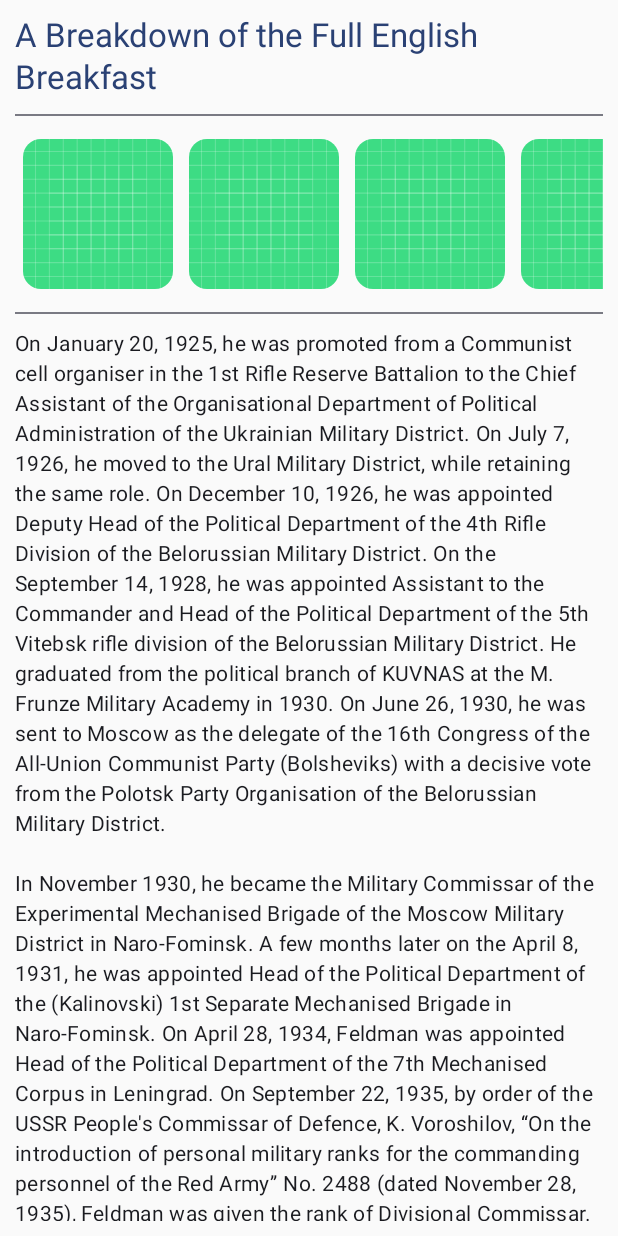
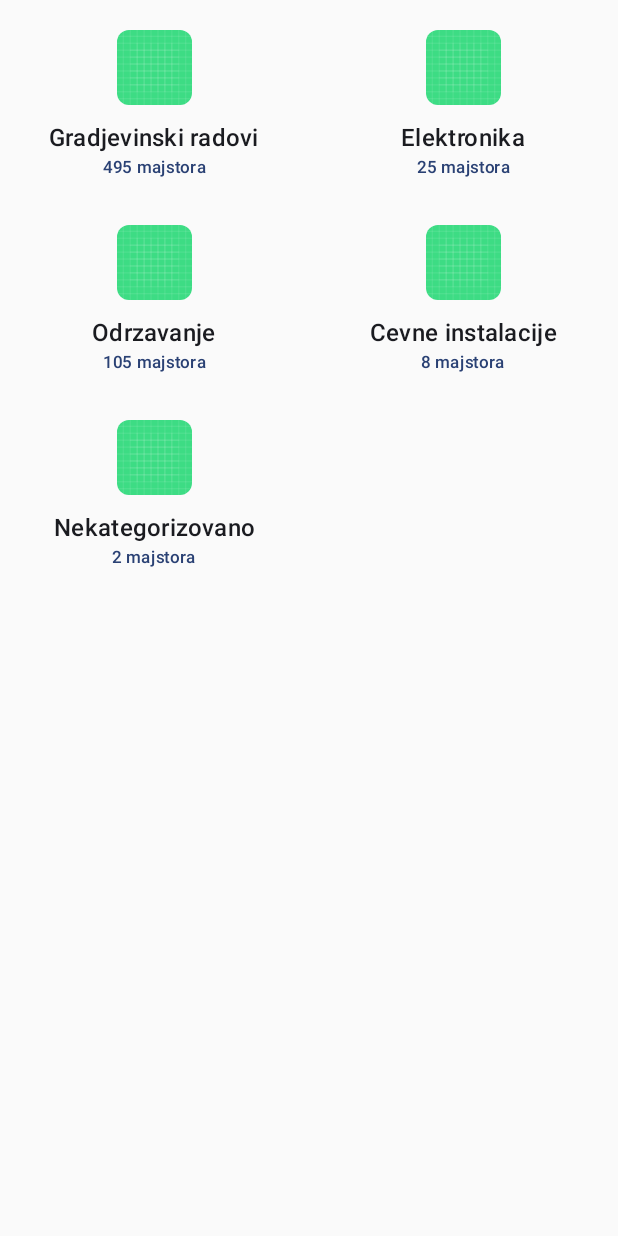
Before and after one commit to nikolakrstic99/Majstor, an Android app built with Jetpack Compose: the screen it shows after launch (MainActivity), on a phone screen of 412 x 824 dp. Run offline under Robolectric (Android 15) with nearby library versions, the phone set to English and light mode, and no system bars; pictures from the network do not load.

Commit message:
add repairment category list

```diff
--- a/AndroidApp/app/src/main/java/com/master/app/MainActivity.kt
+++ b/AndroidApp/app/src/main/java/com/master/app/MainActivity.kt
@@ -6,40 +6,21 @@ import androidx.activity.compose.setContent
 import androidx.activity.enableEdgeToEdge
 import com.master.app.data.model.Blog
 import com.master.app.data.model.BlogInfo
+import com.master.app.data.model.RepairmentCategory
 import com.master.app.ui.compose.blog.BlogPreview
 import com.master.app.ui.compose.blog.BlogScreen
+import com.master.app.ui.compose.repairment.RepairmentCategoryList
+import com.master.app.ui.compose.repairment.exampleCategoryList
 import com.master.app.ui.theme.AndroidAppTheme
 
 class MainActivity : ComponentActivity() {
-
-    val exampleBlog = Blog(
-        BlogInfo(
-            1,
-            "A Breakdown of the Full English Breakfast",
-            "Welcome to Weekend Brunch! Skip the lines and make brunch at home. The coffee’s truly bottomless and the best part is PJs all the way! This week: a guide to the gloriousness that is known as A Full English Breakfast.",
-            "picture",
-            "01.04.2024",
-            "Andrej Jokic"
-        ),
-        "On January 20, 1925, he was promoted from a Communist cell organiser in the 1st Rifle Reserve Battalion to the Chief Assistant of the Organisational Department of Political Administration of the Ukrainian Military District. On July 7, 1926, he moved to the Ural Military District, while retaining the same role. On December 10, 1926, he was appointed Deputy Head of the Political Department of the 4th Rifle Division of the Belorussian Military District. On the September 14, 1928, he was appointed Assistant to the Commander and Head of the Political Department of the 5th Vitebsk rifle division of the Belorussian Military District. He graduated from the political branch of KUVNAS at the M. Frunze Military Academy in 1930. On June 26, 1930, he was sent to Moscow as the delegate of the 16th Congress of the All-Union Communist Party (Bolsheviks) with a decisive vote from the Polotsk Party Organisation of the Belorussian Military District.\n" +
-                "\n" +
-                "In November 1930, he became the Military Commissar of the Experimental Mechanised Brigade of the Moscow Military District in Naro-Fominsk. A few months later on the April 8, 1931, he was appointed Head of the Political Department of the (Kalinovski) 1st Separate Mechanised Brigade in Naro-Fominsk. On April 28, 1934, Feldman was appointed Head of the Political Department of the 7th Mechanised Corpus in Leningrad. On September 22, 1935, by order of the USSR People's Commissar of Defence, K. Voroshilov, “On the introduction of personal military ranks for the commanding personnel of the Red Army” No. 2488 (dated November 28, 1935), Feldman was given the rank of Divisional Commissar. On May 11, 1937, Feldman was appointed head of the political department of the Black Sea Fleet and lived in Sevastopol.\n" +
-                "\n" +
-                "This occurred during the time of the Great Purge in the Soviet Union, led by Josef Stalin and Nikolai Yezhov, during which many military and naval leaders were arrested and killed. On January 28, 1938, Feldman was dismissed from his post and enlisted at the disposal of the Directorate for command and commanding personnel of the RKKA. On February 17, 1938, Feldman was called to Moscow and arrested on charges of participating in a counter-revolutionary organisation. As a result, the Supreme Court convicted him under Article 58-1 \"b\", 58-7 and 58-11 of the Criminal Code of the RSFSR, and he was sentenced to death on August 22, 1938. That same day Feldman was shot by NKVD forces and buried at the Kommunarka, Moscow Region. Feldman's wife Olga was arrested and spent 6 months in the Sevastopol jail before she was released. Olga's mother took children Octyabrina (15) and Artyom (12) to Odessa were she had been living while Olga was imprisoned.",
-        listOf(
-            "/Users/jokic/Dev/private/Majstor/AndroidApp/app/src/main/res/pictures/example_image.jpg",
-            "/Users/jokic/Dev/private/Majstor/AndroidApp/app/src/main/res/pictures/example_image.jpg",
-            "/Users/jokic/Dev/private/Majstor/AndroidApp/app/src/main/res/pictures/example_image.jpg",
-            "/Users/jokic/Dev/private/Majstor/AndroidApp/app/src/main/res/pictures/example_image.jpg"
-        )
-    )
 
     override fun onCreate(savedInstanceState: Bundle?) {
         super.onCreate(savedInstanceState)
         enableEdgeToEdge()
         setContent {
             AndroidAppTheme {
-                BlogScreen(blog = exampleBlog)
+                RepairmentCategoryList(repairmentCategories = exampleCategoryList)
             }
         }
     }
--- /dev/null
+++ b/AndroidApp/app/src/main/java/com/master/app/data/model/RepairmentCategory.kt
@@ -0,0 +1,8 @@
+package com.master.app.data.model
+
+data class RepairmentCategory(
+    val id: Int,
+    val name: String,
+    val repairmenCount: Int,
+    val picture: String
+)
--- /dev/null
+++ b/AndroidApp/app/src/main/java/com/master/app/ui/compose/repairment/RepairmentCategoryList.kt
@@ -0,0 +1,68 @@
+package com.master.app.ui.compose.repairment
+
+import androidx.compose.foundation.lazy.grid.GridCells
+import androidx.compose.foundation.lazy.grid.LazyVerticalGrid
+import androidx.compose.foundation.lazy.grid.items
+import androidx.compose.runtime.Composable
+import androidx.compose.ui.Modifier
+import androidx.compose.ui.tooling.preview.Preview
+import androidx.compose.ui.unit.dp
+import com.master.app.data.model.RepairmentCategory
+import com.master.app.ui.theme.AndroidAppTheme
+
+@Composable
+fun RepairmentCategoryList(
+    repairmentCategories: List<RepairmentCategory>,
+    modifier: Modifier = Modifier
+) {
+    LazyVerticalGrid(
+        columns = GridCells.Adaptive(minSize = 150.dp)
+    ) {
+        items(repairmentCategories) {
+            RepairmentCategoryPreview(it)
+        }
+    }
+}
+
+val exampleCategoryList = listOf(
+    RepairmentCategory(
+        1,
+        "Gradjevinski radovi",
+        495,
+        "picture"
+    ),
+    RepairmentCategory(
+        2,
+        "Elektronika",
+        25,
+        "picture"
+    ),
+    RepairmentCategory(
+        3,
+        "Odrzavanje",
+        105,
+        "picture"
+    ),
+    RepairmentCategory(
+        4,
+        "Cevne instalacije",
+        8,
+        "picture"
+    ),
+    RepairmentCategory(
+        5,
+        "Nekategorizovano",
+        2,
+        "picture"
+    )
+)
+
+@Preview(showBackground = true)
+@Composable
+fun RepairmentCategoryListPreview() {
+    AndroidAppTheme {
+        RepairmentCategoryList(
+            repairmentCategories = exampleCategoryList
+        )
+    }
+}
--- /dev/null
+++ b/AndroidApp/app/src/main/java/com/master/app/ui/compose/repairment/RepairmentCategoryPreview.kt
@@ -0,0 +1,76 @@
+package com.master.app.ui.compose.repairment
+
+import androidx.compose.foundation.Image
+import androidx.compose.foundation.background
+import androidx.compose.foundation.layout.Arrangement
+import androidx.compose.foundation.layout.Column
+import androidx.compose.foundation.layout.fillMaxHeight
+import androidx.compose.foundation.layout.fillMaxWidth
+import androidx.compose.foundation.layout.padding
+import androidx.compose.foundation.layout.size
+import androidx.compose.material3.MaterialTheme
+import androidx.compose.material3.Text
+import androidx.compose.runtime.Composable
+import androidx.compose.ui.Alignment
+import androidx.compose.ui.Modifier
+import androidx.compose.ui.draw.clip
+import androidx.compose.ui.res.painterResource
+import androidx.compose.ui.tooling.preview.Preview
+import androidx.compose.ui.unit.dp
+import com.master.app.R
+import com.master.app.data.model.RepairmentCategory
+import com.master.app.ui.theme.AndroidAppTheme
+
+@Composable
+fun RepairmentCategoryPreview(
+    repairmentCategory: RepairmentCategory,
+    modifier: Modifier = Modifier
+) {
+    Column(
+        horizontalAlignment = Alignment.CenterHorizontally,
+        verticalArrangement = Arrangement.Center,
+        modifier = Modifier.padding(10.dp)
+    ) {
+        //        AsyncImage(
+//            model = exampleImage,
+//            contentDescription = "Blog preview picture",
+//            modifier = Modifier
+//                .padding(10.dp)
+//                .size(100.dp)
+//                .clip(MaterialTheme.shapes.medium)
+//        )
+        Image(
+            painter = painterResource(id = R.drawable.ic_launcher_background),
+            contentDescription = "Preview image",
+            modifier = Modifier
+                .padding(10.dp)
+                .size(50.dp)
+                .clip(MaterialTheme.shapes.small)
+        )
+        Text(
+            text = repairmentCategory.name,
+            style = MaterialTheme.typography.titleMedium,
+            color = MaterialTheme.colorScheme.onBackground
+        )
+        Text(
+            text = "${repairmentCategory.repairmenCount} majstora",
+            style = MaterialTheme.typography.labelSmall,
+            color = MaterialTheme.colorScheme.primary
+        )
+    }
+}
+
+@Preview(showBackground = true)
+@Composable
+fun RepairmentPreview() {
+    AndroidAppTheme {
+        RepairmentCategoryPreview(
+            RepairmentCategory(
+                1,
+                "Gradjevinski radovi",
+                136,
+                "pictureURL"
+            )
+        )
+    }
+}
```
